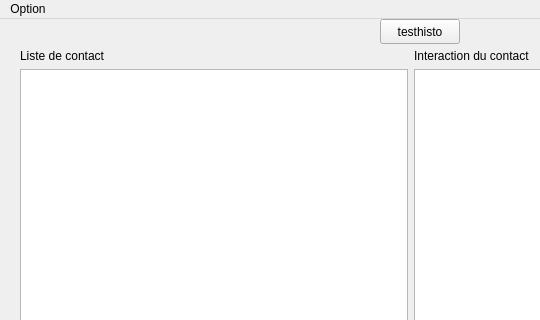
Above: Projet_CDAA/mainwindow.ui from Similisi/ProjetCDAA before the change; both pictures show x 0 to 540 and y 0 to 320 of the 833 by 479 pixel window. Below: the same form after it.
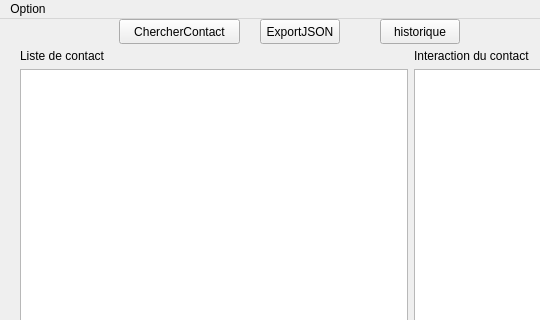
That is the form after the change.

Diff of the .ui file:
```diff
--- a/Projet_CDAA/mainwindow.ui
+++ b/Projet_CDAA/mainwindow.ui
@@ -151,7 +151,33 @@
      </rect>
     </property>
     <property name="text">
-     <string>testhisto</string>
+     <string>historique</string>
+    </property>
+   </widget>
+   <widget class="QPushButton" name="EXport_btn">
+    <property name="geometry">
+     <rect>
+      <x>260</x>
+      <y>0</y>
+      <width>80</width>
+      <height>25</height>
+     </rect>
+    </property>
+    <property name="text">
+     <string>ExportJSON</string>
+    </property>
+   </widget>
+   <widget class="QPushButton" name="Chercher_btn">
+    <property name="geometry">
+     <rect>
+      <x>119</x>
+      <y>0</y>
+      <width>121</width>
+      <height>25</height>
+     </rect>
+    </property>
+    <property name="text">
+     <string>ChercherContact</string>
     </property>
    </widget>
   </widget>
```
Left out of the diff: 17 changed lines with no effect on the pictures.
